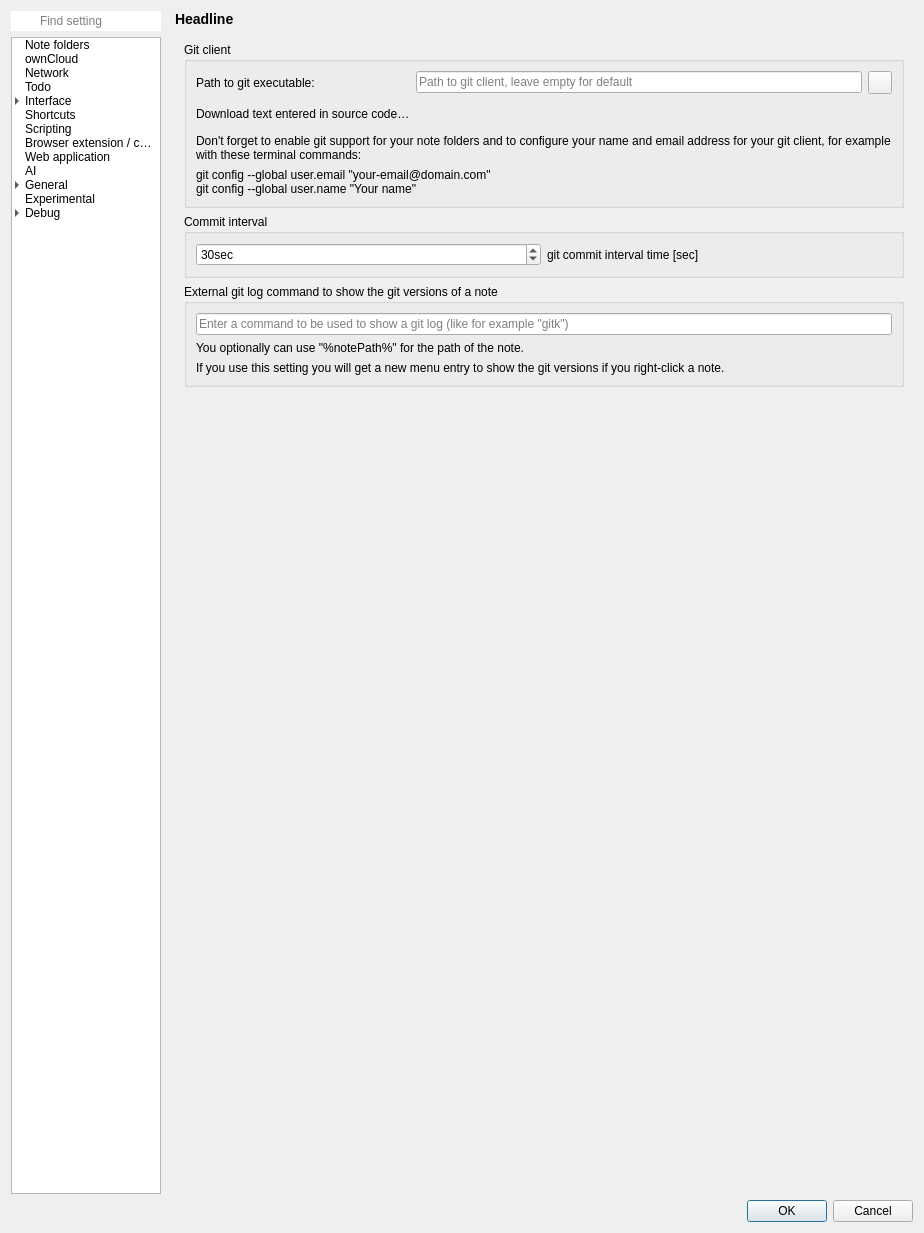
The window that src/dialogs/settingsdialog.ui (pbek/QOwnNotes) describes before a commit, drawn with Qt 5.
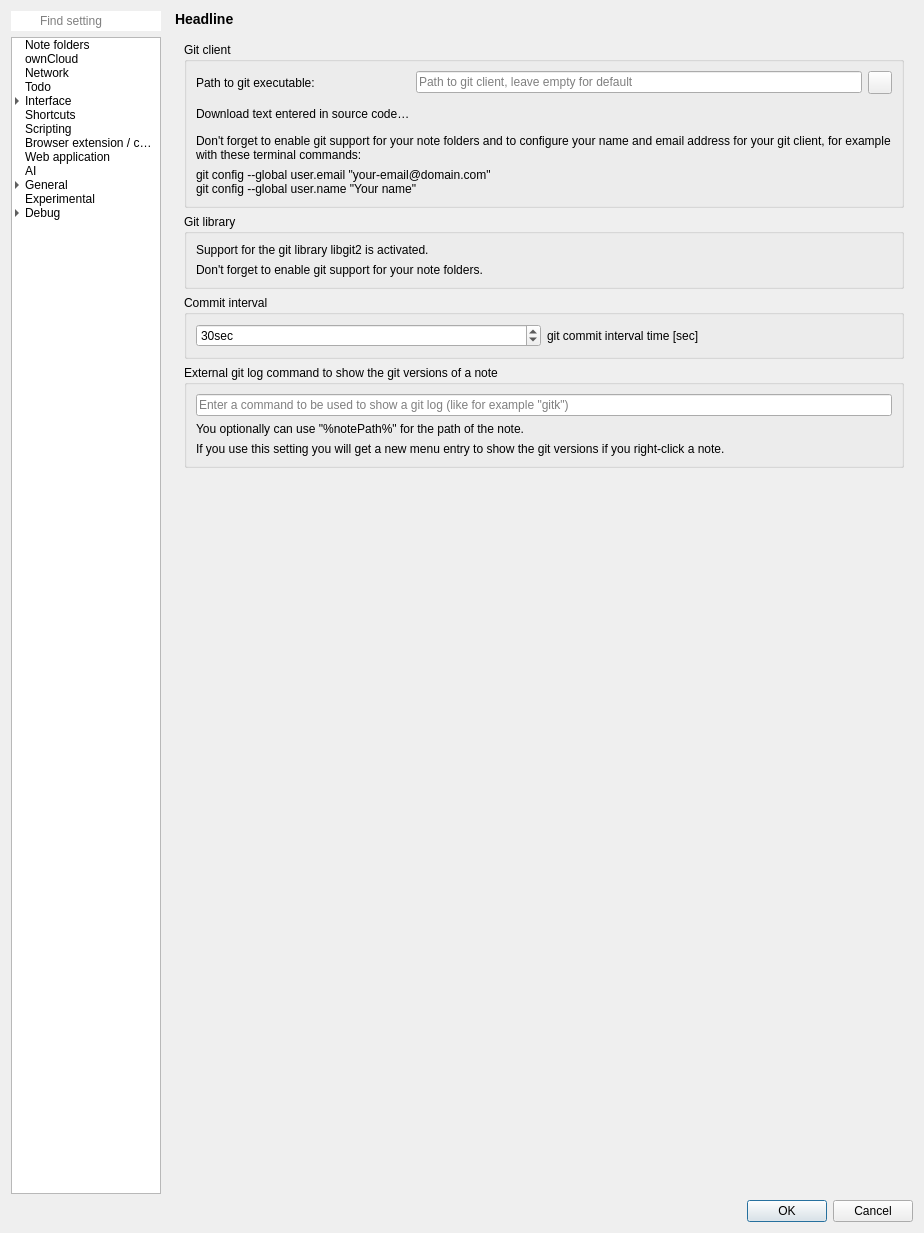
The same window after the commit. The open tabs and pages were chosen to show the change. Icons and pictures are not drawn. Custom widgets are drawn as their Qt base class.

Commit message: #3296 libgit2: don't show git client configuration if library is enabled

Diff of the .ui file:
```diff
--- a/src/dialogs/settingsdialog.ui
+++ b/src/dialogs/settingsdialog.ui
@@ -5779,6 +5779,29 @@
                </layout>
               </widget>
              </item>
+             <item row="2" column="1">
+              <widget class="QGroupBox" name="gitLibraryGroupBox">
+               <property name="title">
+                <string>Git library</string>
+               </property>
+               <layout class="QGridLayout" name="gridLayout_90">
+                <item row="0" column="0">
+                 <widget class="QLabel" name="label_39">
+                  <property name="text">
+                   <string>Support for the git library libgit2 is activated.</string>
+                  </property>
+                 </widget>
+                </item>
+                <item row="1" column="0">
+                 <widget class="QLabel" name="label_40">
+                  <property name="text">
+                   <string>Don't forget to enable git support for your note folders.</string>
+                  </property>
+                 </widget>
+                </item>
+               </layout>
+              </widget>
+             </item>
             </layout>
            </widget>
            <widget class="QWidget" name="panelsPage">
```
Left out of the diff: 2 changed lines with no effect on the pictures. The commit also changes 3 other files.
